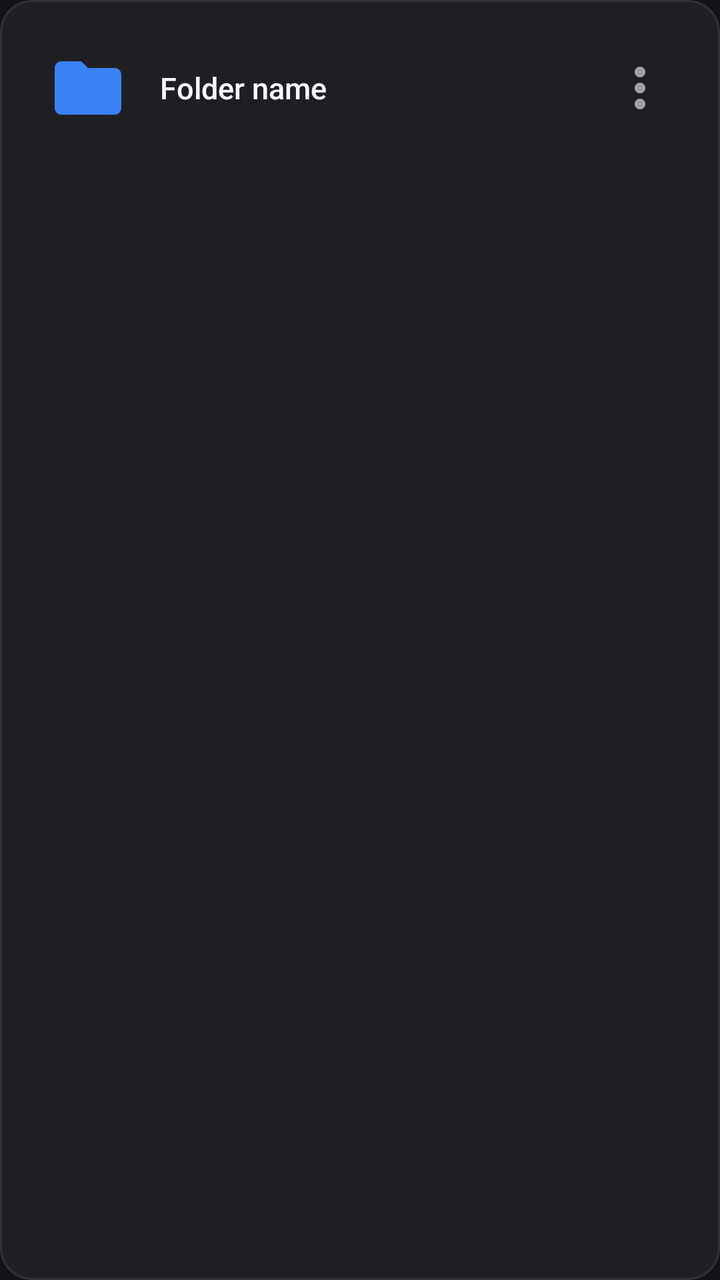
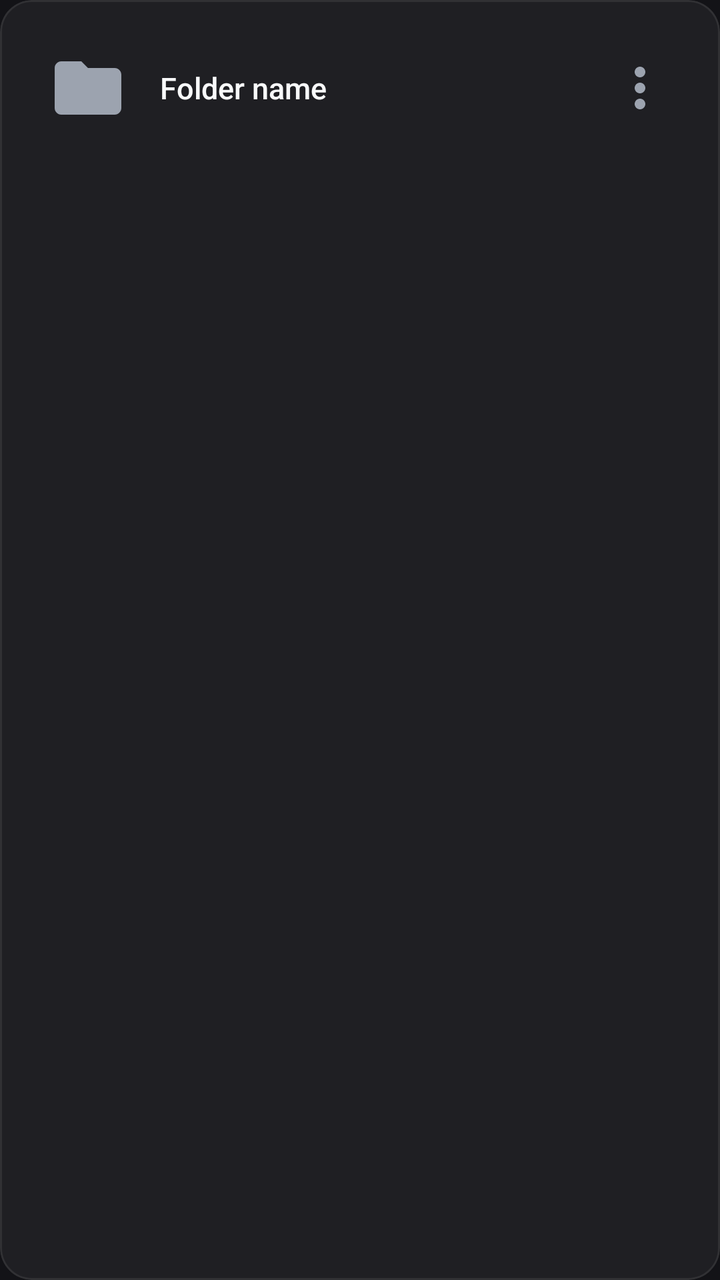

Compare the two renders of this Android layout. The source of the first and the diff that turns it into the second are given below.
<!-- AndroidManifest.xml: application theme Theme.ThunderNotes -->
<!-- res/layout/item_folder_card.xml -->
<?xml version="1.0" encoding="utf-8"?>
<com.google.android.material.card.MaterialCardView
    xmlns:android="http://schemas.android.com/apk/res/android"
    xmlns:app="http://schemas.android.com/apk/res-auto"
    android:layout_width="match_parent"
    android:layout_height="wrap_content"
    app:cardBackgroundColor="@color/surface_container"
    app:cardCornerRadius="@dimen/card_radius_md"
    app:cardElevation="0dp"
    app:strokeWidth="1dp"
    app:strokeColor="@color/border_default"
    android:layout_margin="@dimen/space_xs"
    android:clickable="true"
    android:focusable="true"
    android:foreground="?attr/selectableItemBackground">

    <LinearLayout
        android:layout_width="match_parent"
        android:layout_height="wrap_content"
        android:orientation="horizontal"
        android:gravity="center_vertical"
        android:padding="@dimen/space_lg">

        <ImageView
            android:layout_width="40dp"
            android:layout_height="40dp"
            android:src="@drawable/ic_sidebar_folders"
            app:tint="@color/thunder_accent_blue"
            android:contentDescription="@string/cd_create_folder" />

        <LinearLayout
            android:layout_width="0dp"
            android:layout_height="wrap_content"
            android:layout_weight="1"
            android:layout_marginStart="@dimen/space_md"
            android:orientation="vertical">

            <TextView
                android:id="@+id/folder_name"
                android:layout_width="match_parent"
                android:layout_height="wrap_content"
                android:text="Folder name"
                android:textColor="@color/text_high_contrast"
                android:textSize="15sp"
                android:fontFamily="sans-serif-medium"
                android:maxLines="1"
                android:ellipsize="end" />
        </LinearLayout>

        <ImageView
            android:id="@+id/folder_bookmarked"
            android:layout_width="16dp"
            android:layout_height="16dp"
            android:layout_marginEnd="@dimen/space_sm"
            android:src="@drawable/ic_sidebar_bookmarks"
            app:tint="@color/thunder_tertiary"
            android:contentDescription="@string/action_bookmark"
            android:visibility="gone" />

        <ImageView
            android:id="@+id/folder_more"
            android:layout_width="32dp"
            android:layout_height="32dp"
            android:src="@drawable/ic_more_vert"
            app:tint="@color/text_muted"
            android:contentDescription="@string/note_overflow_information"
            android:clickable="true"
            android:focusable="true"
            android:background="?attr/selectableItemBackgroundBorderless" />
    </LinearLayout>
</com.google.android.material.card.MaterialCardView>
<!-- resources referenced by this layout -->
<resources>
  <color name="border_default">#14FFFFFF</color>
  <color name="surface_container">#1F1F23</color>
  <color name="text_high_contrast">#F9FAFB</color>
  <color name="text_muted">#9CA3AF</color>
  <color name="thunder_accent_blue">#3B82F6</color>
  <color name="thunder_tertiary">#F59E0B</color>
  <dimen name="card_radius_md">16dp</dimen>
  <dimen name="space_lg">24dp</dimen>
  <dimen name="space_md">16dp</dimen>
  <dimen name="space_sm">8dp</dimen>
  <dimen name="space_xs">4dp</dimen>
  <!-- drawable ic_more_vert (drawable) -->
  <vector xmlns:android="http://schemas.android.com/apk/res/android"
      android:width="24dp" android:height="24dp"
      android:viewportWidth="24" android:viewportHeight="24">
      <path android:fillColor="@android:color/white"
          android:pathData="M12,8c1.1,0 2,-0.9 2,-2s-0.9,-2 -2,-2 -2,0.9 -2,2 0.9,2 2,2zM12,14c1.1,0 2,-0.9 2,-2s-0.9,-2 -2,-2 -2,0.9 -2,2 0.9,2 2,2zM12,20c1.1,0 2,-0.9 2,-2s-0.9,-2 -2,-2 -2,0.9 -2,2 0.9,2 2,2z"/>
  </vector>
  <!-- drawable ic_sidebar_bookmarks (drawable) -->
  <vector xmlns:android="http://schemas.android.com/apk/res/android"
      android:width="24dp" android:height="24dp"
      android:viewportWidth="24" android:viewportHeight="24">
      <path android:fillColor="@android:color/white"
          android:pathData="M17,3H7c-1.1,0 -2,0.9 -2,2v16l7,-3 7,3V5c0,-1.1 -0.9,-2 -2,-2z"/>
  </vector>
  <!-- drawable ic_sidebar_folders (drawable) -->
  <vector xmlns:android="http://schemas.android.com/apk/res/android"
      android:width="24dp" android:height="24dp"
      android:viewportWidth="24" android:viewportHeight="24">
      <path android:fillColor="@android:color/white"
          android:pathData="M10,4H4c-1.1,0 -1.99,0.9 -1.99,2L2,18c0,1.1 0.9,2 2,2h16c1.1,0 2,-0.9 2,-2V8c0,-1.1 -0.9,-2 -2,-2h-8l-2,-2z"/>
  </vector>
  <string name="action_bookmark">Bookmark</string>
  <string name="cd_create_folder">Create a new folder</string>
  <string name="note_overflow_information">Information</string>
  <color name="surface_base">#131317</color>
  <color name="thunder_primary">#DC2646</color>
  <color name="white">#FFFFFFFF</color>
  <color name="thunder_primary_dark">#920025</color>
  <color name="thunder_secondary">#10B981</color>
  <color name="thunder_secondary_dark">#059669</color>
  <color name="black">#FF000000</color>
  <color name="surface_container_low">#1B1B1F</color>
  <!-- unchanged entries left out for length: 1 -->
</resources>

<!-- the commit's change to res/layout/item_folder_card.xml (unified diff, before → after) -->
@@ -22,10 +22,11 @@
         android:padding="@dimen/space_lg">
 
         <ImageView
+            android:id="@+id/folder_icon"
             android:layout_width="40dp"
             android:layout_height="40dp"
             android:src="@drawable/ic_sidebar_folders"
-            app:tint="@color/thunder_accent_blue"
+            app:tint="@color/text_muted"
             android:contentDescription="@string/cd_create_folder" />
 
         <LinearLayout
<!-- resource entries referenced after the edit -->
@@ -4,7 +4,6 @@
   <color name="surface_container">#1F1F23</color>
   <color name="text_high_contrast">#F9FAFB</color>
   <color name="text_muted">#9CA3AF</color>
-  <color name="thunder_accent_blue">#3B82F6</color>
   <color name="thunder_tertiary">#F59E0B</color>
   <dimen name="card_radius_md">16dp</dimen>
   <dimen name="space_lg">24dp</dimen>
